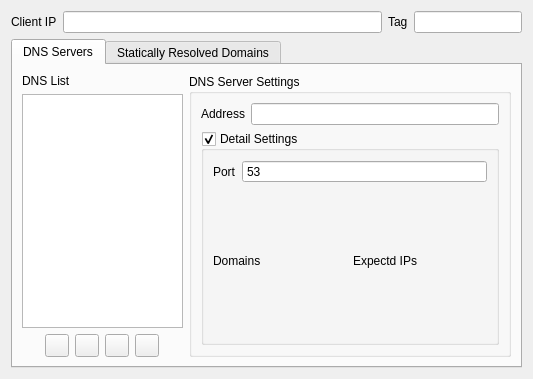
Before: the Qt Designer form src/ui/widgets/widgets/DnsSettingsWidget.ui in Qv2ray/Qv2ray, drawn with Qt 5.
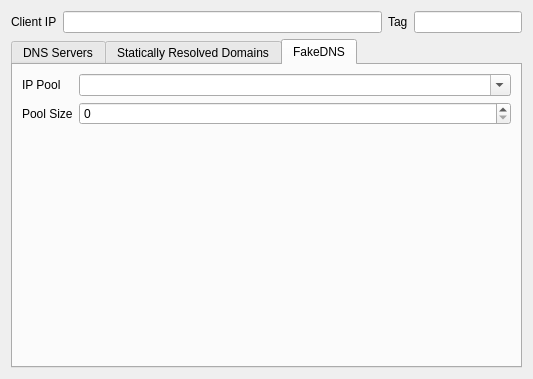
After: the same form once the commit is applied. The open tabs and pages were chosen to show the change. Icons and pictures are not drawn.

Commit message: added fakedns support for global, per-group, per-connection settings

Patch:
```diff
--- a/src/ui/widgets/widgets/DnsSettingsWidget.ui
+++ b/src/ui/widgets/widgets/DnsSettingsWidget.ui
@@ -304,6 +304,37 @@
        </item>
       </layout>
      </widget>
+     <widget class="QWidget" name="tab_3">
+      <attribute name="title">
+       <string>FakeDNS</string>
+      </attribute>
+      <layout class="QFormLayout" name="formLayout">
+       <item row="0" column="0">
+        <widget class="QLabel" name="label_8">
+         <property name="text">
+          <string>IP Pool</string>
+         </property>
+        </widget>
+       </item>
+       <item row="0" column="1">
+        <widget class="QComboBox" name="fakeDNSIPPool">
+         <property name="editable">
+          <bool>true</bool>
+         </property>
+        </widget>
+       </item>
+       <item row="1" column="0">
+        <widget class="QLabel" name="label_9">
+         <property name="text">
+          <string>Pool Size</string>
+         </property>
+        </widget>
+       </item>
+       <item row="1" column="1">
+        <widget class="QSpinBox" name="fakeDNSIPPoolSize"/>
+       </item>
+      </layout>
+     </widget>
     </widget>
    </item>
   </layout>
```
The commit also changes 22 other files.
